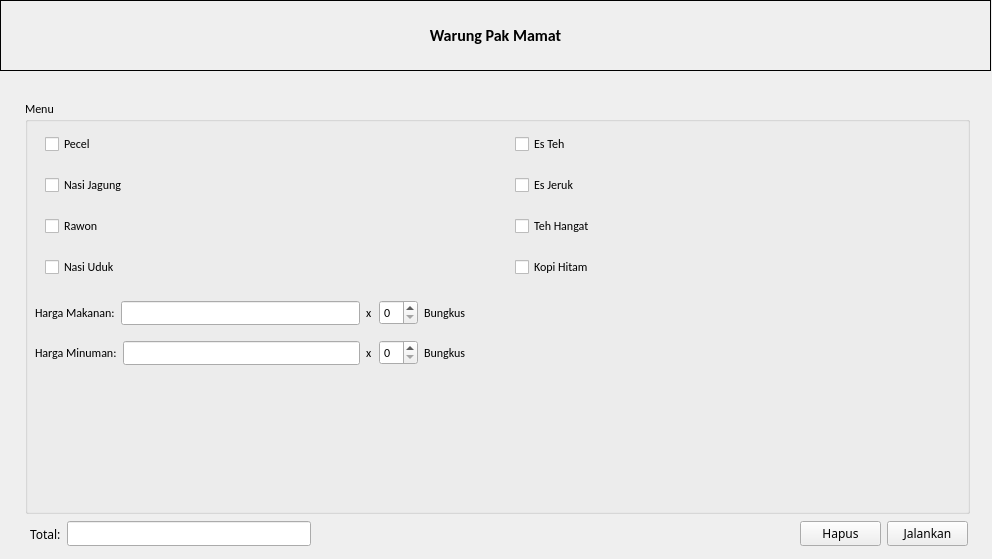
The window that mainwindow.ui (Zienararya/warungpakmamat) describes before a commit, drawn with Qt 5.
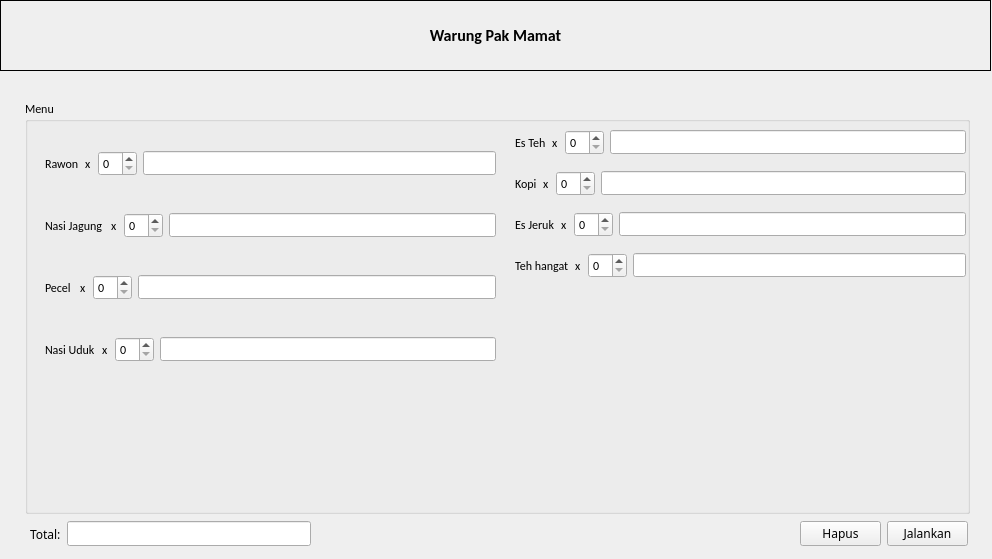
The same window after the commit.

Patch:
```diff
--- a/mainwindow.ui
+++ b/mainwindow.ui
@@ -87,7 +87,7 @@
        <x>0</x>
        <y>20</y>
        <width>471</width>
-       <height>171</height>
+       <height>277</height>
       </rect>
      </property>
      <layout class="QVBoxLayout" name="Makanan">
@@ -95,36 +95,101 @@
        <number>20</number>
       </property>
       <item>
-       <widget class="QCheckBox" name="Pecel">
-        <property name="text">
-         <string>Pecel</string>
-        </property>
-       </widget>
-      </item>
+       <layout class="QHBoxLayout" name="rawon">
       <item>
-       <widget class="QCheckBox" name="NasiJagung">
-        <property name="text">
-         <string>Nasi Jagung</string>
-        </property>
-        <property name="checked">
-         <bool>false</bool>
-        </property>
-       </widget>
-      </item>
-      <item>
-       <widget class="QCheckBox" name="Rawon">
+         <widget class="QLabel" name="namarawon">
         <property name="text">
          <string>Rawon</string>
         </property>
        </widget>
       </item>
       <item>
-       <widget class="QCheckBox" name="NasiUduk">
+         <widget class="QLabel" name="jumlahrawon">
+          <property name="text">
+           <string>x</string>
+          </property>
+         </widget>
+        </item>
+        <item>
+         <widget class="QSpinBox" name="addrawon"/>
+        </item>
+        <item>
+         <widget class="QLineEdit" name="hargarawon"/>
+        </item>
+       </layout>
+      </item>
+      <item>
+       <layout class="QHBoxLayout" name="nasijagung">
+        <item>
+         <widget class="QLabel" name="namamakanan">
+          <property name="text">
+           <string>Nasi Jagung </string>
+          </property>
+         </widget>
+        </item>
+        <item>
+         <widget class="QLabel" name="jumlahnasijagung">
+          <property name="text">
+           <string>x</string>
+          </property>
+         </widget>
+        </item>
+        <item>
+         <widget class="QSpinBox" name="addjagung"/>
+        </item>
+        <item>
+         <widget class="QLineEdit" name="harganasijagung"/>
+        </item>
+       </layout>
+      </item>
+      <item>
+       <layout class="QHBoxLayout" name="pecel">
+        <item>
+         <widget class="QLabel" name="namapecel">
+          <property name="text">
+           <string>Pecel </string>
+          </property>
+         </widget>
+        </item>
+        <item>
+         <widget class="QLabel" name="jumlahpecel">
+          <property name="text">
+           <string>x</string>
+          </property>
+         </widget>
+        </item>
+        <item>
+         <widget class="QSpinBox" name="addpecel"/>
+        </item>
+        <item>
+         <widget class="QLineEdit" name="hargapecel"/>
+        </item>
+       </layout>
+      </item>
+      <item>
+       <layout class="QHBoxLayout" name="nasiuduk">
+        <item>
+         <widget class="QLabel" name="namanasiuduk">
         <property name="text">
          <string>Nasi Uduk</string>
         </property>
        </widget>
       </item>
+        <item>
+         <widget class="QLabel" name="jumlahnasiuduk">
+          <property name="text">
+           <string>x</string>
+          </property>
+         </widget>
+        </item>
+        <item>
+         <widget class="QSpinBox" name="adduduk"/>
+        </item>
+        <item>
+         <widget class="QLineEdit" name="harganasiuduk"/>
+        </item>
+       </layout>
+      </item>
      </layout>
     </widget>
     <widget class="QWidget" name="verticalLayoutWidget_3">
@@ -141,110 +206,100 @@
        <number>20</number>
       </property>
       <item>
-       <widget class="QCheckBox" name="EsTeh">
+       <layout class="QHBoxLayout" name="esteh">
+        <item>
+         <widget class="QLabel" name="namaesteh">
         <property name="text">
          <string>Es Teh</string>
         </property>
        </widget>
       </item>
       <item>
-       <widget class="QCheckBox" name="EsJeruk">
+         <widget class="QLabel" name="jumlahesteh">
+          <property name="text">
+           <string>x</string>
+          </property>
+         </widget>
+        </item>
+        <item>
+         <widget class="QSpinBox" name="addesteh"/>
+        </item>
+        <item>
+         <widget class="QLineEdit" name="hargaesteh"/>
+        </item>
+       </layout>
+      </item>
+      <item>
+       <layout class="QHBoxLayout" name="kopi">
+        <item>
+         <widget class="QLabel" name="namakopi">
+          <property name="text">
+           <string>Kopi</string>
+          </property>
+         </widget>
+        </item>
+        <item>
+         <widget class="QLabel" name="jumlahkopi">
+          <property name="text">
+           <string>x</string>
+          </property>
+         </widget>
+        </item>
+        <item>
+         <widget class="QSpinBox" name="addkopi"/>
+        </item>
+        <item>
+         <widget class="QLineEdit" name="hargakopi"/>
+        </item>
+       </layout>
+      </item>
+      <item>
+       <layout class="QHBoxLayout" name="esjeruk">
+        <item>
+         <widget class="QLabel" name="namaesjeruk">
         <property name="text">
          <string>Es Jeruk</string>
         </property>
        </widget>
       </item>
       <item>
-       <widget class="QCheckBox" name="TehHangat">
+         <widget class="QLabel" name="jumkahesjeruk">
         <property name="text">
-         <string>Teh Hangat</string>
+           <string>x</string>
         </property>
        </widget>
       </item>
       <item>
-       <widget class="QCheckBox" name="Kopi">
-        <property name="text">
-         <string>Kopi Hitam</string>
-        </property>
-       </widget>
-      </item>
-     </layout>
-    </widget>
-    <widget class="QWidget" name="layoutWidget_3">
-     <property name="geometry">
-      <rect>
-       <x>10</x>
-       <y>200</y>
-       <width>431</width>
-       <height>26</height>
-      </rect>
-     </property>
-     <layout class="QHBoxLayout" name="Total_makanan">
+         <widget class="QSpinBox" name="addjeruk"/>
+        </item>
       <item>
-       <widget class="QLabel" name="labelHarga">
-        <property name="text">
-         <string>Harga Makanan:</string>
-        </property>
-       </widget>
-      </item>
-      <item>
-       <widget class="QLineEdit" name="lineEditHarga1"/>
+         <widget class="QLineEdit" name="hargaesjeruk"/>
+        </item>
+       </layout>
       </item>
       <item>
-       <widget class="QLabel" name="labelJumlah">
-        <property name="text">
-         <string>x</string>
-        </property>
-       </widget>
-      </item>
+       <layout class="QHBoxLayout" name="tehhangat">
       <item>
-       <widget class="QSpinBox" name="spinBoxJumlah1"/>
-      </item>
-      <item>
-       <widget class="QLabel" name="labelBungkus">
+         <widget class="QLabel" name="namatehanget">
         <property name="text">
-         <string>Bungkus</string>
+           <string>Teh hangat</string>
         </property>
        </widget>
       </item>
-     </layout>
-    </widget>
-    <widget class="QWidget" name="layoutWidget_4">
-     <property name="geometry">
-      <rect>
-       <x>10</x>
-       <y>240</y>
-       <width>431</width>
-       <height>26</height>
-      </rect>
-     </property>
-     <layout class="QHBoxLayout" name="Total_Minuman">
       <item>
-       <widget class="QLabel" name="labelHarga_2">
+         <widget class="QLabel" name="jumlahtehanget">
         <property name="text">
-         <string>Harga Minuman:</string>
-        </property>
-       </widget>
-      </item>
-      <item>
-       <widget class="QLineEdit" name="lineEditHarga1_2"/>
-      </item>
-      <item>
-       <widget class="QLabel" name="labelJumlah_2">
-        <property name="text">
          <string>x</string>
         </property>
        </widget>
       </item>
       <item>
-       <widget class="QSpinBox" name="spinBoxJumlah1_2"/>
+         <widget class="QSpinBox" name="addtehanget"/>
       </item>
       <item>
-       <widget class="QLabel" name="labelBungkus_2">
-        <property name="text">
-         <string>Bungkus</string>
-        </property>
-       </widget>
+         <widget class="QLineEdit" name="hargatehanget"/>
+        </item>
+       </layout>
       </item>
      </layout>
     </widget>
```
Lines whose indentation alone changed are shown as unchanged.
